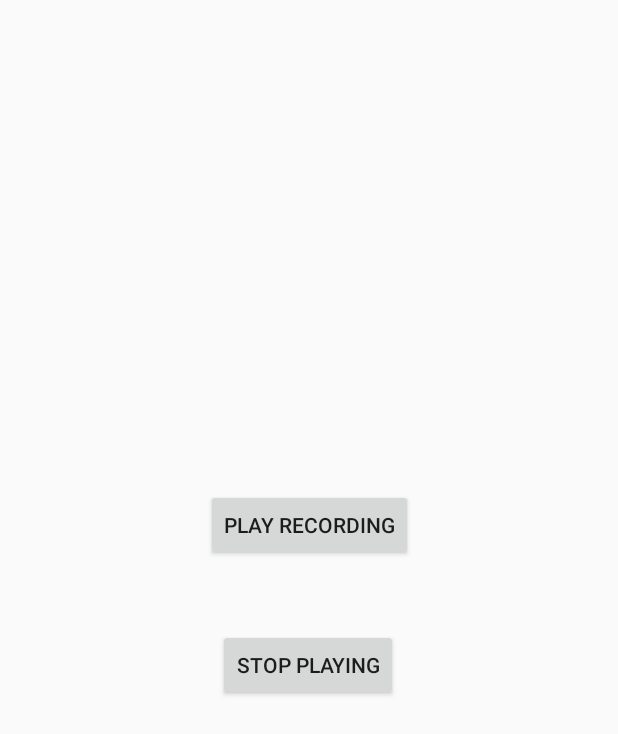
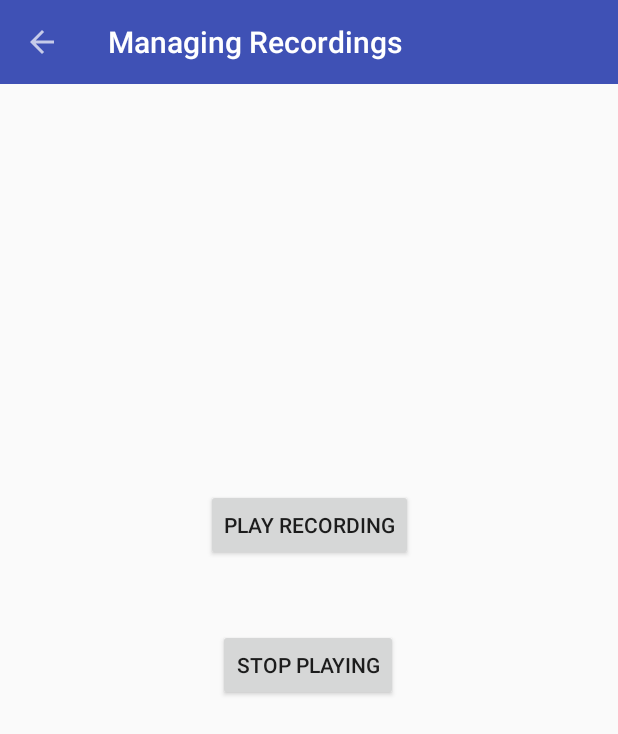
Before and after one commit to Jmiller7023/PIano, an Android app: the RecordingManager screen opened directly, with no data from a screen before it, after a tap on "STOP PLAYING", on a phone screen of 412 x 824 dp. Shown: the top 734 px of the screen. Run offline under Robolectric (Android 15) with nearby library versions, the phone set to English and light mode, and no system bars.

Commit message:
Fixed crashes. Recording is now fully implemented.

```diff
--- a/PIanoCode/app/src/main/java/com/example/user/pianocode/RecordingManager.java
+++ b/PIanoCode/app/src/main/java/com/example/user/pianocode/RecordingManager.java
@@ -1,8 +1,10 @@
 package com.example.user.pianocode;
 
+import android.content.Intent;
 import android.media.MediaPlayer;
 import android.support.v7.app.AppCompatActivity;
 import android.os.Bundle;
+import android.support.v7.widget.Toolbar;
 import android.view.View;
 import android.widget.Button;
 
@@ -18,6 +20,22 @@ public class RecordingManager extends AppCompatActivity {
     protected void onCreate(Bundle savedInstanceState) {
         super.onCreate(savedInstanceState);
         setContentView(R.layout.activity_recording_manager);
+
+        Toolbar m_toolbar = findViewById(R.id.toolbar2);
+        setSupportActionBar(m_toolbar);
+
+        m_toolbar.setNavigationOnClickListener(new View.OnClickListener() {
+            @Override
+            public void onClick(View v) {
+                Intent intent = new Intent(v.getContext(), MainActivity.class);
+                startActivity(intent);
+
+                stopPlaying();
+
+                //make it scroll left
+                overridePendingTransition(R.anim.left_in, R.anim.left_out);
+            }
+        });
 
         mFileName = getExternalCacheDir().getAbsolutePath();
         mFileName += "/audiorecordtest.3gp";
@@ -41,6 +59,12 @@ public class RecordingManager extends AppCompatActivity {
     }
 
     public void startPlaying() {
+
+        //Stop playing old sound before playing new one.
+        if(mPlayer != null){
+            mPlayer.release();
+            mPlayer = null;
+        }
         mPlayer = new MediaPlayer();
         try {
             mPlayer.setDataSource(mFileName);
@@ -52,7 +76,10 @@ public class RecordingManager extends AppCompatActivity {
     }
 
      public void stopPlaying() {
-        mPlayer.release();
-        mPlayer = null;
+        //Avoid null access.
+        if(mPlayer != null) {
+            mPlayer.release();
+            mPlayer = null;
+        }
     }
 }
--- a/PIanoCode/app/src/main/res/layout/activity_recording_manager.xml
+++ b/PIanoCode/app/src/main/res/layout/activity_recording_manager.xml
@@ -29,4 +29,20 @@
         app:layout_constraintTop_toTopOf="parent"
         app:layout_constraintVertical_bias="0.42" />
 
+    <android.support.v7.widget.Toolbar
+        android:id="@+id/toolbar2"
+        android:layout_width="match_parent"
+        android:layout_height="wrap_content"
+        android:background="?attr/colorPrimary"
+        android:minHeight="?attr/actionBarSize"
+        android:theme="?attr/actionBarTheme"
+        android:visibility="visible"
+        app:layout_constraintEnd_toEndOf="parent"
+        app:layout_constraintStart_toStartOf="parent"
+        app:layout_constraintTop_toTopOf="parent"
+        app:title="Managing Recordings"
+        app:navigationIcon="?attr/homeAsUpIndicator"
+        app:popupTheme="@style/ThemeOverlay.AppCompat.Light"
+        app:theme="@style/ThemeOverlay.AppCompat.Dark" />
+
 </android.support.constraint.ConstraintLayout>
--- a/PIanoCode/app/src/main/res/menu/option_menu.xml
+++ b/PIanoCode/app/src/main/res/menu/option_menu.xml
@@ -9,4 +9,10 @@
         app:showAsAction="ifRoom"
         android:icon="@android:drawable/ic_menu_mylocation"
         android:title="@string/discoverable" />
+    <item
+        android:id="@+id/action_record"
+        android:title="@string/piano_record"
+        android:icon="@drawable/ic_fiber_manual_record_black_24dp"
+        app:showAsAction="always"/>
+
 </menu>
```
Also changed, not shown: PIanoCode/app/src/main/java/com/example/user/pianocode/BluetoothChat.java (+63 -0 lines), PIanoCode/app/src/main/java/com/example/user/pianocode/PIanoActivity.java (+32 -4 lines), PIanoCode/app/src/main/res/menu/piano_menu.xml (+0 -7 lines).
